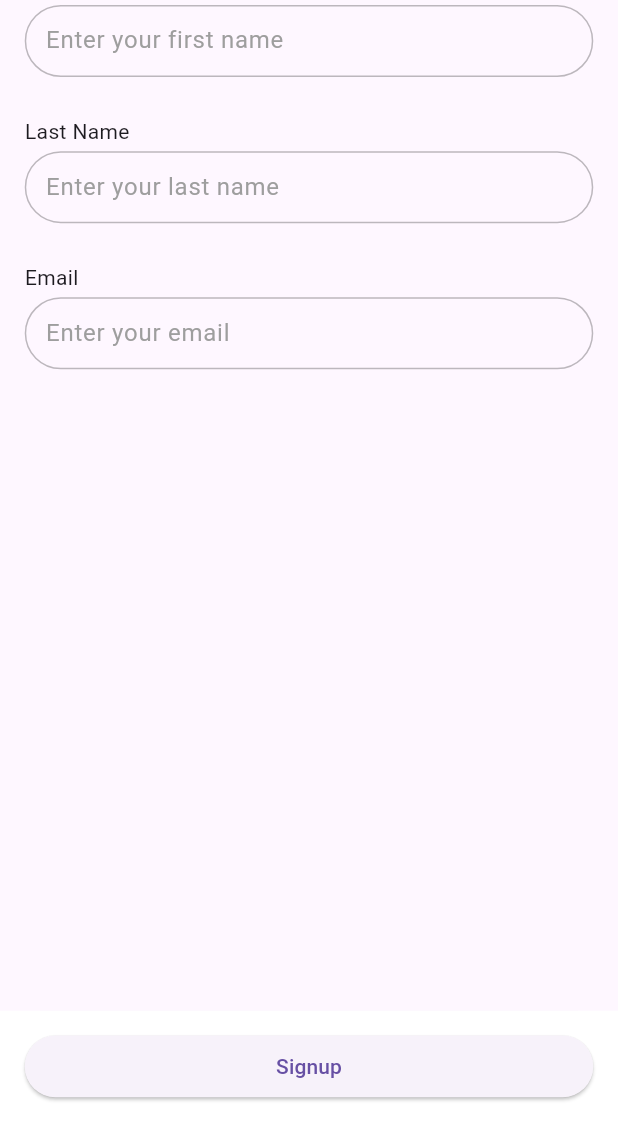
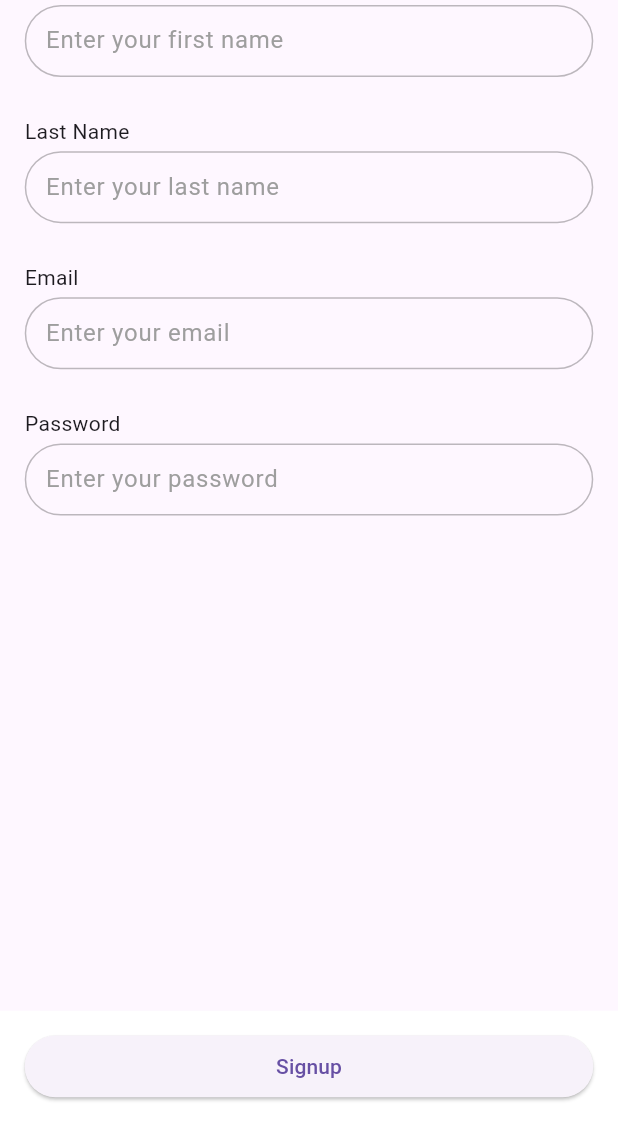
Before and after one commit to jerrito/contact, a Flutter app: the SignupPage screen opened by its route, on a phone screen of 412 x 824 dp, the part 114-1236 px from its top. Run offline on Flutter 3.47's test engine with Material 3 defaults, Android fonts, the phone set to English and light mode, and no system bars; drawn by our look-alikes of oktoast; our stand-ins replace bloc, bloc_concurrency, cloud_firestore, dartz, equatable, firebase_auth and 6 more; missing offline and left inert: data_connection_checker_nulls, firebase_app_check, telephony; accounts and stored records are empty.

Commit message:
signin and signup fix

```diff
--- a/lib/src/authentication/data/data_source/remote_ds.dart
+++ b/lib/src/authentication/data/data_source/remote_ds.dart
@@ -46,7 +46,7 @@ class AuthenticationRemoteDatasourceImpl
     final response = await firebaseAuth.signInWithCredential(credential);
 
     if (kDebugMode) {
-      print(response.user);
+      print(response.user?.refreshToken);
     }
 
     return response.user!;
--- a/lib/src/authentication/data/models/user_model.dart
+++ b/lib/src/authentication/data/models/user_model.dart
@@ -7,7 +7,8 @@ class UserModel extends User {
     required super.email,
     required super.phoneNumber,
     required super.id,
-    required super.token
+    required super.token,
+    required super.password
   });
 
   factory UserModel.fromJson(Map<String, dynamic> json) => UserModel(
@@ -16,7 +17,8 @@ class UserModel extends User {
         email: json["email"],
         phoneNumber: json["phone_number"],
         id: json["id"],
-        token:json["token"]
+        token:json["token"],
+        password:json["password"]
       );
 
   @override
@@ -26,6 +28,7 @@ class UserModel extends User {
         "email":email,
         "phone_number":phoneNumber,
         "id":id,
-        "token":token
+        "token":token,
+        "password":password
       };
 }
--- a/lib/src/authentication/domain/entities/user.dart
+++ b/lib/src/authentication/domain/entities/user.dart
@@ -1,7 +1,7 @@
 import 'package:equatable/equatable.dart';
 
 class User extends Equatable {
-  final String? firstName, lastName, email, id, phoneNumber,token;
+  final String? firstName, lastName, email, id, phoneNumber,token,password;
 
   const User(
       {required this.firstName,
@@ -9,7 +9,8 @@ class User extends Equatable {
       required this.email,
       required this.phoneNumber,
       required this.id,
-      required this.token});
+      required this.token,
+      required this.password});
 
   @override
   List<Object?> get props => [firstName, lastName, email, phoneNumber, id,token];
@@ -21,7 +22,8 @@ class User extends Equatable {
       "email": email,
       "phone_number": phoneNumber,
       "id": id,
-      "token":token
+      "token":token,
+      "password":password
     };
   }
 }
--- a/lib/src/authentication/presentation/bloc/authentication_bloc.dart
+++ b/lib/src/authentication/presentation/bloc/authentication_bloc.dart
@@ -7,6 +7,7 @@ import 'package:house_rental/src/authentication/data/models/user_model.dart';
 import 'package:house_rental/src/authentication/data/models/user_model.dart';
 import 'package:house_rental/src/authentication/domain/entities/user.dart';
 import 'package:house_rental/src/authentication/domain/usecases/get_cache_data.dart';
+import 'package:house_rental/src/authentication/domain/usecases/signin.dart';
 import 'package:house_rental/src/authentication/domain/usecases/signup.dart';
 import 'package:house_rental/src/authentication/domain/usecases/verify_number.dart';
 import 'package:house_rental/src/authentication/domain/usecases/verify_otp.dart';
@@ -22,22 +23,30 @@ class AuthenticationBloc
   final VerifyPhoneNumber verifyNumber;
   final VerifyOTP verifyOTP;
   final GetCacheData getCacheData;
-  AuthenticationBloc(
-      {required this.signup,
-      required this.firebaseAuth,
-      required this.verifyNumber,
-      required this.verifyOTP,
-      required this.getCacheData})
-      : super(AuthenticationInitial()) {
+  final Signin signin;
+  AuthenticationBloc({
+    required this.signup,
+    required this.firebaseAuth,
+    required this.verifyNumber,
+    required this.verifyOTP,
+    required this.getCacheData,
+    required this.signin,
+  }) : super(AuthenticationInitial()) {
     on<SignupEvent>((event, emit) async {
       emit(SignupLoading());
 
       final response = await signup.call(event.users);
-      emit(response.fold((error) => GenericError(errorMessage: error),
-          (response) => SignupLoaded(reference: response)));
+      emit(
+        response.fold(
+          (error) => GenericError(errorMessage: error),
+          (response) => SignupLoaded(reference: response),
+        ),
+      );
     });
     on<PhoneNumberEvent>((event, emit) async {
-      emit(VerifyPhoneNumberLoading());
+      emit(
+        VerifyPhoneNumberLoading(),
+      );
 
       await verifyNumber.verifyPhoneNumber(
         event.phoneNumber,
@@ -58,8 +67,10 @@ class AuthenticationBloc
 
     //!Code Sent
     on<CodeSentEvent>((event, emit) async {
-      emit(CodeSent(
-          verifyId: event.verificationId, token: event.forceResendingToken));
+      emit(
+        CodeSent(
+            verifyId: event.verificationId, token: event.forceResendingToken),
+      );
     });
 
     on<VerificationCompleteEvent>((event, emit) {
@@ -75,24 +86,47 @@ class AuthenticationBloc
 
     on<VerifyOTPEvent>(
       (event, emit) async {
-        emit(VerifyOTPLoading());
+        emit(
+          VerifyOTPLoading(),
+        );
 
         final response = await verifyOTP.call(event.params);
 
-        emit(response.fold((error) => VerifyOTPFailed(errorMessage: error),
-            (response) => VerifyOTPLoaded(user: response)));
+        emit(
+          response.fold(
+            (error) => VerifyOTPFailed(errorMessage: error),
+            (response) => VerifyOTPLoaded(user: response),
+          ),
+        );
 
-        // ignore: unused_label
-        transformer:
-        restartable();
+        // // ignore: unused_label
+        // transformer:
+        // restartable();
       },
     );
 
     on<GetCacheDataEvent>((event, emit) async {
-      final response = await getCacheData.call(NoParams());
+      final response = await getCacheData.call(
+        NoParams(),
+      );
 
-      emit(response.fold((error) => GetCacheDataError(errorMessage: error),
-          (response) => GetCacheDataLoaded(user: response)));
+      emit(
+        response.fold(
+          (error) => GetCacheDataError(errorMessage: error),
+          (response) => GetCacheDataLoaded(user: response),
+        ),
+      );
+    });
+
+    on<SigninEvent>((event, emit) async {
+      emit(SigninLoading());
+
+      final response = await signin.call(event.users);
+
+      emit(
+        response.fold((error) => SigninError(errorMessage: error),
+            (response) => SigninLoaded(documentReference: response),),
+      );
     });
   }
 }
--- a/lib/src/authentication/presentation/bloc/authentication_state.dart
+++ b/lib/src/authentication/presentation/bloc/authentication_state.dart
@@ -34,6 +34,18 @@ class SignupComplete extends AuthenticationState {
   const SignupComplete();
 }
 
+class SigninLoading extends AuthenticationState {}
+
+class SigninLoaded extends AuthenticationState {
+  final QuerySnapshot<User> documentReference;
+  const SigninLoaded({required this.documentReference});
+}
+
+class SigninError extends AuthenticationState {
+  final String errorMessage;
+  const SigninError({required this.errorMessage});
+}
+
 class CodeSent extends AuthenticationState {
   final String verifyId;
   final int? token;
@@ -61,7 +73,6 @@ class GetCacheDataLoaded extends AuthenticationState {
   final User user;
 
   const GetCacheDataLoaded({required this.user});
-
 }
 
 class GetCacheDataError extends AuthenticationState {
--- a/lib/src/authentication/presentation/pages/signup_page.dart
+++ b/lib/src/authentication/presentation/pages/signup_page.dart
@@ -1,7 +1,10 @@
 // ignore_for_file: public_member_api_docs, sort_constructors_first
+import 'dart:convert';
+
 import 'package:flutter/material.dart';
 import 'package:flutter_bloc/flutter_bloc.dart';
-
+import 'package:crypto/crypto.dart';
+import 'package:go_router/go_router.dart';
 import 'package:house_rental/core/size/sizes.dart';
 import 'package:house_rental/core/spacing/whitspacing.dart';
 import 'package:house_rental/core/widgets/bottom_sheet.dart';
@@ -29,6 +32,7 @@ class _SignupPageState extends State<SignupPage> {
   final lastNameController = TextEditingController();
   final emailController = TextEditingController();
   final phoneNumberController = TextEditingController();
+  final passwordController = TextEditingController();
   @override
   Widget build(BuildContext context) {
     return Scaffold(
@@ -39,15 +43,18 @@ class _SignupPageState extends State<SignupPage> {
           context: context,
           label: "Signup",
           onPressed: () {
-
+            var bites=utf8.encode(passwordController.text);
+            var password=sha512.convert(bites);
             final users = {
               "first_name": firstNameController.text,
               "last_name": lastNameController.text,
               "email": emailController.text,
               "phone_number": widget.phoneNumber,
               "id": "",
-              "token": auth.currentUser?.refreshToken ?? "",
+              "password":password.toString(),
+              "token": auth.currentUser?.uid ?? "",
             };
+            debugPrint(auth.currentUser?.refreshToken);
             authBloc.add(
               SignupEvent(users: users),
             );
@@ -60,18 +67,11 @@ class _SignupPageState extends State<SignupPage> {
                 ScaffoldMessenger.of(context)
                     .showSnackBar(SnackBar(content: Text(state.errorMessage)));
               }
-              if (state is HomePageGet) {
-                Navigator.push(context, PageRouteBuilder(
-                    pageBuilder: (context, animation, secondaryAnimation) {
-                  return const HomePage();
-                }));
-              }
+
               if (state is SignupLoaded) {
                 //GoRouter.of(context).go(location)
-                Navigator.push(context, PageRouteBuilder(
-                    pageBuilder: (context, animation, secondaryAnimation) {
-                  return const HomePage();
-                }));
+                GoRouter.of(context).pushReplacementNamed("homePage");
+
               }
             },
             builder: (context, state) {
@@ -106,6 +106,14 @@ class _SignupPageState extends State<SignupPage> {
                         hintText: "Enter your email",
                       ),
 
+                      //email
+                      DefaultTextfield(
+                        controller: passwordController,
+                        label: "Password",
+                        hintText: "Enter your password",
+                      ),
+
+
                       Space().height(context, 0.02),
                     ],
                   ),
```
Also changed, not shown: lib/locator.dart (+8 -0 lines).
